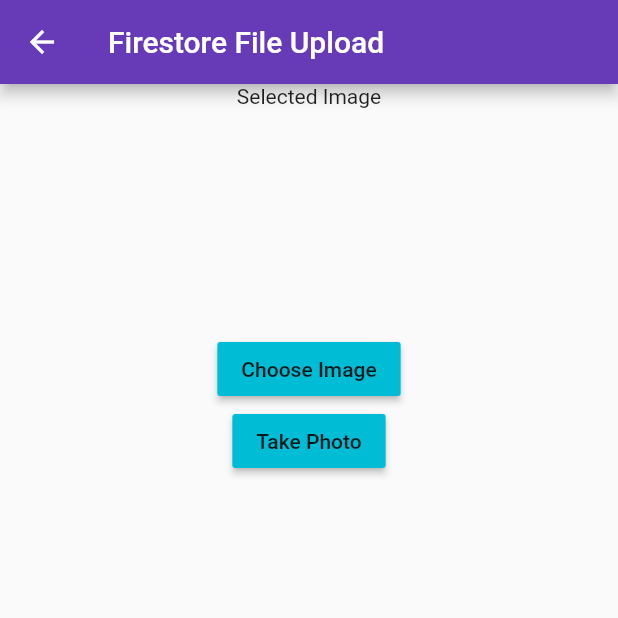
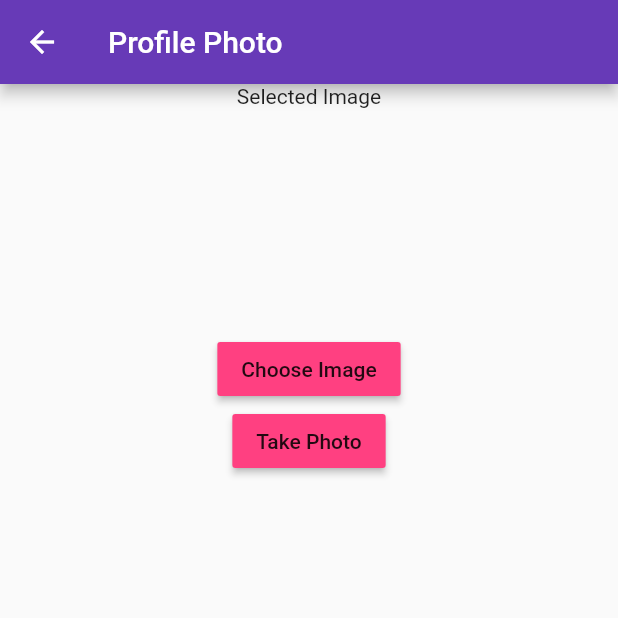
Before and after one commit to seanlane310/bijou, a Flutter app: the CustomerLoginScreen screen opened directly, after a tap on "Sign Up", after a tap on "Choose Image", on a phone screen of 412 x 824 dp, the top half of it. Run offline on Flutter 3.47's test engine with Material 2 defaults, Android fonts, the phone set to English and light mode, and no system bars; our stand-ins replace cloud_firestore, firebase_auth, firebase_core, firebase_database, firebase_storage, geolocator and 4 more; accounts and stored records are empty; network calls fail.

Commit message:
think everything but RTDB is working okay

```diff
--- a/lib/signUp.dart
+++ b/lib/signUp.dart
@@ -14,6 +14,7 @@ import 'package:firebase_storage/firebase_storage.dart'; // For File Upload To F
 import 'package:image_picker/image_picker.dart'; // For Image Picker
 import 'package:path/path.dart' as Path;
 import 'package:permission_handler/permission_handler.dart';
+import 'package:firebase_database/firebase_database.dart';
 
 class GlobalVariables {
   String _userFirestoreDocumentID = "";
@@ -296,6 +297,7 @@ class _BusinessLoginScreenState extends State<BusinessLoginScreen> {
                             });
 
                             //Add User Information
+                            /*
                             firestoreInstance.collection("Users").add({
                               "Business ID": _businessFirestoreDocumentID,
                               "Search History": [],
@@ -311,6 +313,7 @@ class _BusinessLoginScreenState extends State<BusinessLoginScreen> {
                                 print("success");
                               });
                             });
+                            */
 
                             //Return to the discover page
                             Navigator.of(context).pushReplacement(
@@ -521,8 +524,8 @@ class _BusinessPhotoUploadScreenState extends State<BusinessPhotoUploadScreen> {
           children: <Widget>[
             Text('Selected Image'),
             _image != null
-                ? Image.asset(
-                    _image.path,
+                ? Image.file(
+                    _image,
                     height: 150,
                   )
                 : Container(height: 150),
@@ -615,34 +618,42 @@ class _CustomerLoginScreenState extends State<CustomerLoginScreen> {
                     children: [
                       RaisedButton(
                           child: Text("Sign Up"),
-                          onPressed: () {
+                          onPressed: () async {
                             //Authenticate the User
                             auth.createUserWithEmailAndPassword(
                                 email: _email, password: _password);
 
-                            //ADD USER TO FIREBASE
-                            firestoreInstance.collection("Users").add({
-                              "Business ID": "no",
-                              "Search History": [],
-                              "Email": _email,
-                            }).then((value) {
-                              _userFirestoreDocumentID = value.id;
-                              firestoreInstance
-                                  .collection("Users")
-                                  .doc(value.id)
-                                  .set({
-                                "iD": value.id,
-                              }, SetOptions(merge: true)).then((_) {
-                                print("success");
-                              });
-                            });
-                            //Return to the discover page
+                            await FirebaseDatabase.instance
+                                .reference()
+                                .child('Customers' +
+                                    '/' +
+                                    auth.currentUser.uid +
+                                    '/Boards')
+                                .set({'default': 'true'});
+
+                            await FirebaseDatabase.instance
+                                .reference()
+                                .child('Customers' +
+                                    '/' +
+                                    auth.currentUser.uid +
+                                    '/Searches')
+                                .set({'Bijou': 'true'});
+
+                            await FirebaseDatabase.instance
+                                .reference()
+                                .child('Customers' +
+                                    '/' +
+                                    auth.currentUser.uid +
+                                    '/Following')
+                                .set({'lnlIpcV2MYWyhIg7eGSMTnIiszX2': 'true'});
+
                             Navigator.of(context).pushReplacement(
                                 MaterialPageRoute(
                                     builder: (context) =>
                                         ProfilePhotoUploadScreen(
-                                            userFirestoreDocumentID:
-                                                _userFirestoreDocumentID)));
+                                          email: _email,
+                                          currUserId: auth.currentUser.uid,
+                                        )));
                           })
                     ],
                   )
@@ -658,57 +669,78 @@ class _CustomerLoginScreenState extends State<CustomerLoginScreen> {
 
 //PROFILE PICTURE UPLOAD
 class ProfilePhotoUploadScreen extends StatefulWidget {
-  String userFirestoreDocumentID;
+  var email;
+  String currUserId;
 
-  ProfilePhotoUploadScreen({@required this.userFirestoreDocumentID});
+  ProfilePhotoUploadScreen(
+      {Key key, @required this.email, @required this.currUserId})
+      : super(key: key);
 
   @override
   _ProfilePhotoUploadScreenState createState() =>
-      _ProfilePhotoUploadScreenState(userFirestoreDocumentID);
+      _ProfilePhotoUploadScreenState(email, currUserId);
 }
 
 class _ProfilePhotoUploadScreenState extends State<ProfilePhotoUploadScreen> {
   //Allow Users to upload a profile photo
   //Variables
   File _image; // Used only if you need a single picture
+  final picker = ImagePicker();
   final firestoreInstance = FirebaseFirestore.instance;
   GlobalVariables globals;
   String _uploadedFileURL;
-  String userFirestoreDocumentID;
+  var userFirestoreDocumentID;
+  var email;
+  var loading;
+  String currUserId;
 
-  _ProfilePhotoUploadScreenState(this.userFirestoreDocumentID);
+  _ProfilePhotoUploadScreenState(this.email, this.currUserId);
 
-//Functions
-  Future<void> saveImages(List<File> _images, DocumentReference ref) async {
-    _images.forEach((image) async {
-      String imageURL = await uploadFile(image);
-      ref.update({
-        "images": FieldValue.arrayUnion([imageURL])
+  @override
+  void initState() {
+    super.initState();
+    setState(() {
+      loading = true;
+      print("User ID: " + currUserId);
+      loading = false;
+      //createDocument(email);
+    });
+  }
+
+/*
+  createDocument(email) {
+    DocumentReference ref =
+        FirebaseFirestore.instance.collection('Users').doc();
+    ref.set({
+      "Business ID": "no",
+      "Email": email,
+      "DocID": ref.id,
+    }).then((value) {
+      setState(() {
+        userFirestoreDocumentID = ref.id;
+        loading = false;
       });
     });
   }
+  */
 
-  Future<File> getImage(bool gallery) async {
-    if (ContextCompat.checkSelfPermission() == PERMISSION_GRANTED) {
+//Functions
+  // Future<void> saveImages(List<File> _images, DocumentReference ref) async {
+  //   _images.forEach((image) async {
+  //     String imageURL = await uploadFile(image, );
+  //     ref.update({
+  //       "images": FieldValue.arrayUnion([imageURL])
+  //     });
+  //   });
+  // }
+
+  Future getImage() async {
     //PickedFile pickedFile;
-      File pickedFile;
-      // Let user select photo from gallery
-      if (gallery) {
-        pickedFile = await ImagePicker.pickImage(
-          source: ImageSource.gallery,
-        );
-      }
-      // Otherwise open camera to get new photo
-      else {
-        pickedFile = await ImagePicker.pickImage(
-          source: ImageSource.camera,
-        );
-      }
+    final pickedFile = await ImagePicker.pickImage(source: ImageSource.camera);
 
     setState(() {
       if (pickedFile != null) {
-          _image =
-              File(pickedFile.path); // Use if you only need a single picture
+        _image = File(pickedFile.path); // Use if you only need a single picture
       } else {
         print('No image selected.');
       }
@@ -716,19 +748,16 @@ class _ProfilePhotoUploadScreenState extends State<ProfilePhotoUploadScreen> {
 
     return pickedFile;
   }
-  }
 
-  Future<String> uploadFile(File _image) async {
-    Future<String> _url;
+  // Future uploadFile(File _image, userDocID) async {
+  Future uploadFile(File _image) async {
     FirebaseStorage storage = FirebaseStorage.instance;
-    Reference ref = storage
-        .ref()
-        .child("Users/" + userFirestoreDocumentID + "/profileImage");
-    UploadTask uploadTask = ref.putFile(_image);
-    uploadTask.then((res) {
-      _url = res.ref.getDownloadURL();
-    });
-    return _url;
+    Reference imageRef =
+        storage.ref().child("Users/" + currUserId + "/profileImage");
+    UploadTask uploadTask = imageRef.putFile(_image);
+    var imageUrl = await (await uploadTask).ref.getDownloadURL();
+    var url = imageUrl.toString();
+    print(url);
 
     //write URL of profile photo to user's document in firebase
   }
@@ -737,17 +766,20 @@ class _ProfilePhotoUploadScreenState extends State<ProfilePhotoUploadScreen> {
 
   @override
   Widget build(BuildContext context) {
+    if (loading)
+      return CircularProgressIndicator();
+    else
       return Scaffold(
         appBar: AppBar(
-        title: Text('Firestore File Upload'),
+          title: Text('Profile Photo'),
         ),
         body: Center(
           child: Column(
             children: <Widget>[
               Text('Selected Image'),
               _image != null
-                ? Image.asset(
-                    _image.path,
+                  ? Image.file(
+                      _image,
                       height: 150,
                     )
                   : Container(height: 150),
@@ -755,38 +787,34 @@ class _ProfilePhotoUploadScreenState extends State<ProfilePhotoUploadScreen> {
                   ? RaisedButton(
                       child: Text('Choose Image'),
                       onPressed: () async {
-                      _image = await getImage(true);
+                        _image = await getImage();
                       },
-                    color: Colors.cyan,
+                      color: Colors.pinkAccent,
                     )
                   : Container(),
               _image == null
                   ? RaisedButton(
                       child: Text('Take Photo'),
                       onPressed: () async {
-                      _image = await getImage(false);
+                        _image = await getImage();
                       },
-                    color: Colors.cyan,
+                      color: Colors.pinkAccent,
                     )
                   : Container(),
               _image != null
                   ? RaisedButton(
                       child: Text('Upload File'),
                       onPressed: () async {
-                      _uploadedFileURL = await uploadFile(_image);
+                        print(userFirestoreDocumentID);
+                        // uploadFile(_image, userFirestoreDocumentID);
+                        uploadFile(_image);
+
+                        Navigator.push(context,
+                            MaterialPageRoute(builder: (context) => Nav()));
                       },
-                    color: Colors.cyan,
+                      color: Colors.pinkAccent,
                     )
                   : Container(),
-            /*
-            Text('Uploaded Image'),
-            _uploadedFileURL != null
-                ? Image.network(
-                    _uploadedFileURL,
-                    height: 150,
-                  )
-                : Container(),
-                */
             ],
           ),
         ),
--- a/pubspec.yaml
+++ b/pubspec.yaml
@@ -32,10 +32,12 @@ dependencies:
   google_maps_flutter: '2.0.1'
   firebase_storage: ^8.0.1
   provider: ^5.0.0
-  google_sign_in: ^4.5.3
   multi_select_flutter: ^2.1.0
   image_picker: ^0.6.0+17
-  permission_handler: ^5.0.1+1
+  permission_handler: ^6.1.1
+  firebase_database: ^6.1.1
+  url_launcher: ^6.0.2
+  google_sign_in: ^4.5.3
 
 dev_dependencies:
   flutter_test:
```
Also changed, not shown: pubspec.lock. Lines whose indentation alone changed are shown as unchanged.
